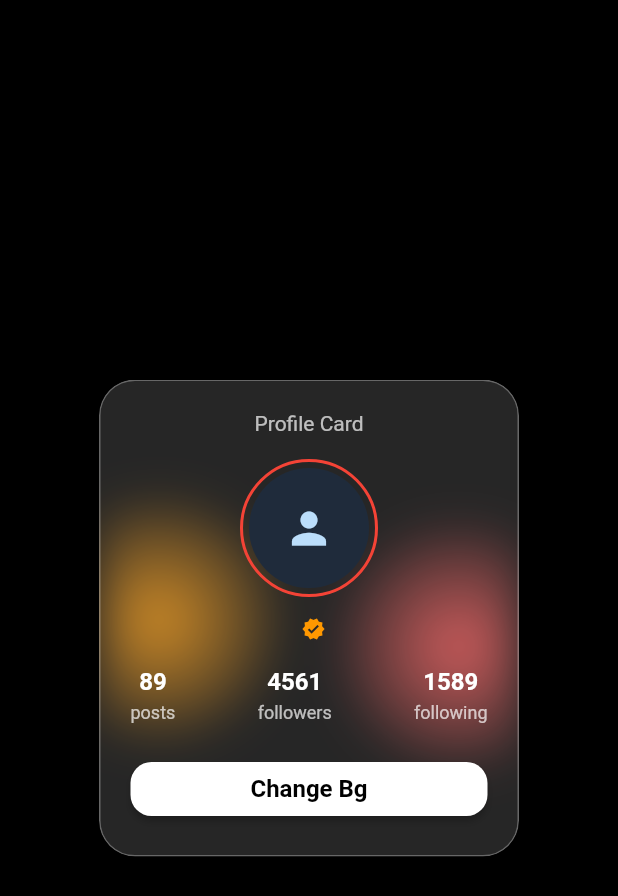
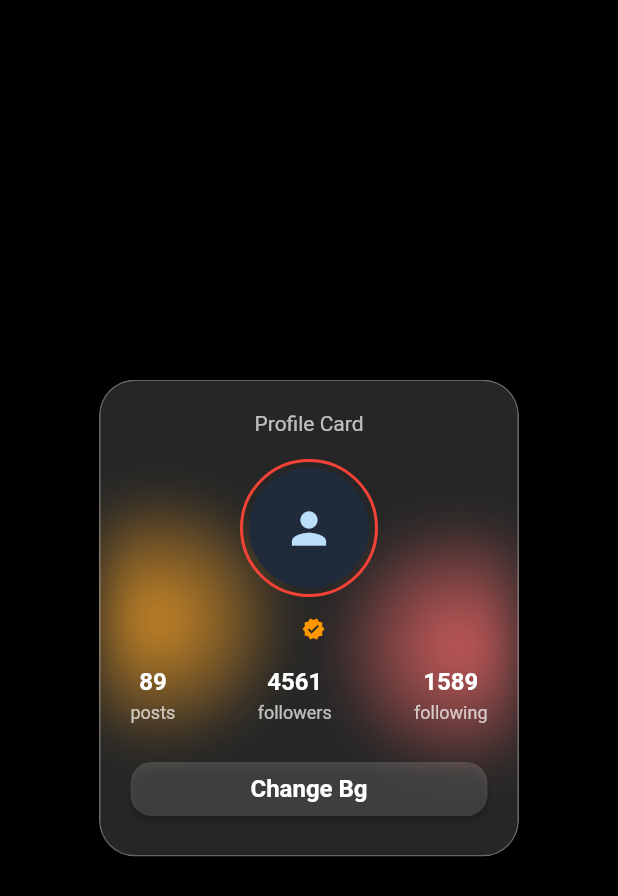
Before and after one commit to prothesbarai/asp_chat, a Flutter app: the ProfileCard screen opened directly with empty values, on a phone screen of 412 x 824 dp. Shown: the top 896 px of the screen. Run offline on Flutter 3.47's test engine with Material 3 defaults, Android fonts, the phone set to English and light mode, and no system bars; our stand-ins replace audioplayers, cached_network_image, cloud_firestore, connectivity_plus, firebase_auth, firebase_core and 19 more; missing offline and left inert: app_settings; accounts and stored records are empty.

Commit message:
asp v444

```diff
--- a/lib/screen/global_screen/profile_card/profile_card.dart
+++ b/lib/screen/global_screen/profile_card/profile_card.dart
@@ -104,7 +104,7 @@ class _ProfileCardState extends State<ProfileCard> {
                         SizedBox(
                           width: double.infinity,
                           child: ElevatedButton(
-                            style: ElevatedButton.styleFrom(backgroundColor: Colors.white, foregroundColor: Colors.black, shape: RoundedRectangleBorder(borderRadius: BorderRadius.circular(14),),),
+                            style: ElevatedButton.styleFrom(backgroundColor: Colors.white.withValues(alpha: 0.15), foregroundColor: Colors.white, shape: RoundedRectangleBorder(borderRadius: BorderRadius.circular(14),),),
                             onPressed: _changeBg,
                             child: const Text("Change Bg"),
                           ),
```
Also changed, not shown: lib/screen/global_screen/riddle_screen/riddle_screen.dart (+4 -4 lines).
